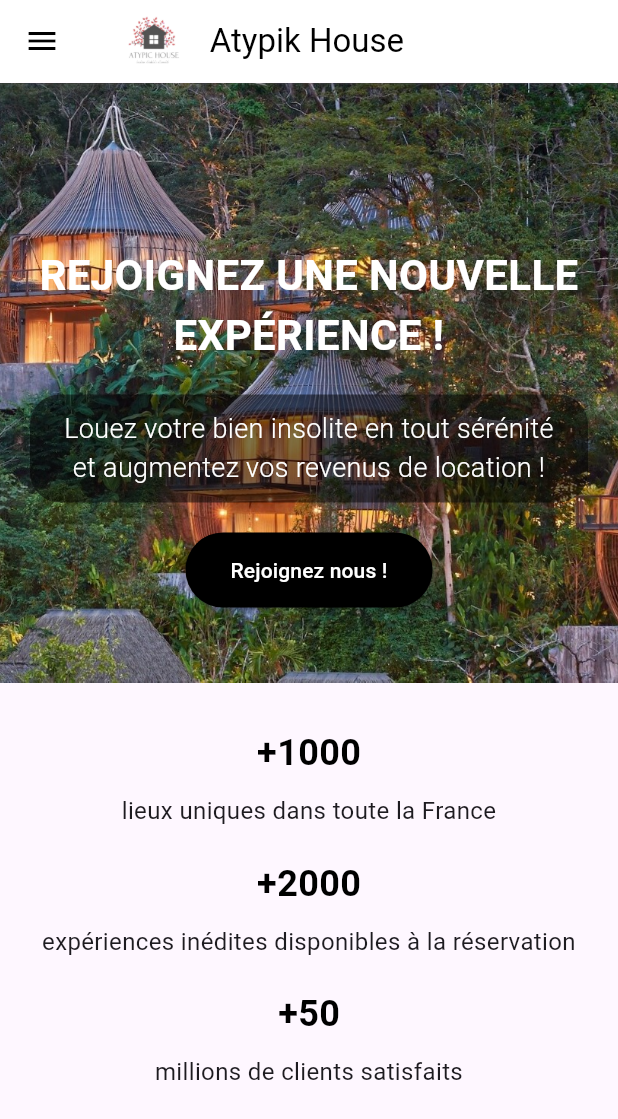
After one commit to Yonathane2907/AtypikHouse, a Flutter app: the CommercialPage screen opened by its route, on a phone screen of 412 x 824 dp. The commit adds this screen. Shown: the top 1119 px of the screen. Run offline on Flutter 3.47's test engine with Material 3 defaults, Android fonts, the phone set to English and light mode, and no system bars; our stand-ins replace carousel_slider, file_picker, flutter_dotenv, font_awesome_flutter, go_router, image_picker and 1 more; missing offline and left inert: dart:html, mysql1; accounts and stored records are empty.

Commit message:
Commercial Screen + Filters

```diff
--- /dev/null
+++ b/atypik_house/lib/screens/CommercialScreen.dart
@@ -0,0 +1,144 @@
+import 'package:atypik_house/widgets/commons/appbar_widget.dart';
+import 'package:atypik_house/widgets/commons/drawer_widget.dart';
+import 'package:flutter/material.dart';
+import 'package:go_router/go_router.dart';
+
+class CommercialPage extends StatelessWidget {
+  @override
+  Widget build(BuildContext context) {
+    return Scaffold(
+      appBar: AppbarWidget(),
+      drawer: DrawerWidget(),
+      body: SingleChildScrollView(
+        child: Column(
+          children: [
+            // Image avec texte superposé
+            Stack(
+              children: [
+                // Image de fond
+                Image.asset(
+                  'assets/img5.jpeg', // Remplace par ton image dans les assets
+                  width: double.infinity,
+                  height: 400, // Ajuste la hauteur si nécessaire
+                  fit: BoxFit.cover,
+                ),
+                // Texte superposé
+                Positioned(
+                  bottom: 50,
+                  left: 20,
+                  right: 20,
+                  child: Column(
+                    crossAxisAlignment: CrossAxisAlignment.center,
+                    children: [
+                      Text(
+                        "REJOIGNEZ UNE NOUVELLE EXPÉRIENCE !",
+                        textAlign: TextAlign.center,
+                        style: TextStyle(
+                          fontSize: 28,
+                          fontWeight: FontWeight.bold,
+                          color: Colors.white, // Texte en noir
+                        ),
+                      ),
+                      SizedBox(height: 20),
+                      Container(
+                        padding:
+                        const EdgeInsets.symmetric(horizontal: 20, vertical: 10),
+                        decoration: BoxDecoration(
+                          color: Colors.black.withOpacity(0.5),
+                          borderRadius: BorderRadius.circular(20),
+                        ),
+                        child: const Text(
+                          'Louez votre bien insolite en tout sérénité et augmentez vos revenus de location ! ',
+                          style: TextStyle(
+                            fontSize: 18,
+                            color: Colors.white,
+                            fontWeight: FontWeight.w300,
+                          ),
+                          textAlign: TextAlign.center,
+                        ),
+                      ),
+                      SizedBox(height: 20),
+                      ElevatedButton(
+                        style: ElevatedButton.styleFrom(
+                          backgroundColor: Colors.black,
+                          foregroundColor: Colors.white,
+                          padding: const EdgeInsets.symmetric(
+                              horizontal: 30, vertical: 15),
+                          shape: RoundedRectangleBorder(
+                            borderRadius: BorderRadius.circular(30.0),
+                          ),
+                        ),
+                        onPressed: () {
+                          GoRouter.of(context).go('/inscription');
+                        },
+                        child: const Text('Rejoignez nous !'),
+                      ),
+                    ],
+                  ),
+                ),
+              ],
+            ),
+            SizedBox(height: 30),
+            // Section "Statistiques"
+            Padding(
+              padding: const EdgeInsets.symmetric(horizontal: 20),
+              child: Wrap(
+                spacing: 20.0, // Espace horizontal entre les éléments
+                runSpacing: 20.0, // Espace vertical entre les éléments
+                alignment: WrapAlignment.center, // Centrer les éléments
+                children: [
+                  StatCard(
+                    stat: "+1000",
+                    description: "lieux uniques dans toute la France",
+                  ),
+                  StatCard(
+                    stat: "+2000",
+                    description:
+                    "expériences inédites disponibles à la réservation",
+                  ),
+                  StatCard(
+                    stat: "+50",
+                    description: "millions de clients satisfaits",
+                  ),
+                ],
+              ),
+            ),
+            SizedBox(height: 30),
+          ],
+        ),
+      ),
+    );
+  }
+}
+
+class StatCard extends StatelessWidget {
+  final String stat;
+  final String description;
+
+  const StatCard({
+    required this.stat,
+    required this.description,
+  });
+
+  @override
+  Widget build(BuildContext context) {
+    return Column(
+      children: [
+        Text(
+          stat,
+          style: TextStyle(
+            fontSize: 24,
+            fontWeight: FontWeight.bold,
+            color: Colors.black,
+          ),
+        ),
+        SizedBox(height: 10),
+        Text(
+          description,
+          textAlign: TextAlign.center,
+          style: TextStyle(fontSize: 16),
+        ),
+      ],
+    );
+  }
+}
```
Also changed, not shown: atypik_house/lib/screens/AddLogement.dart (+180 -57 lines), atypik_house/lib/screens/HomeScreen.dart (+27 -0 lines), atypik_house/lib/screens/LogementsScreen.dart (+102 -36 lines), atypik_house/lib/services/router_service.dart (+7 -1 lines), atypik_house/lib/widgets/commons/drawer_widget.dart (+9 -2 lines), 1 other file.
